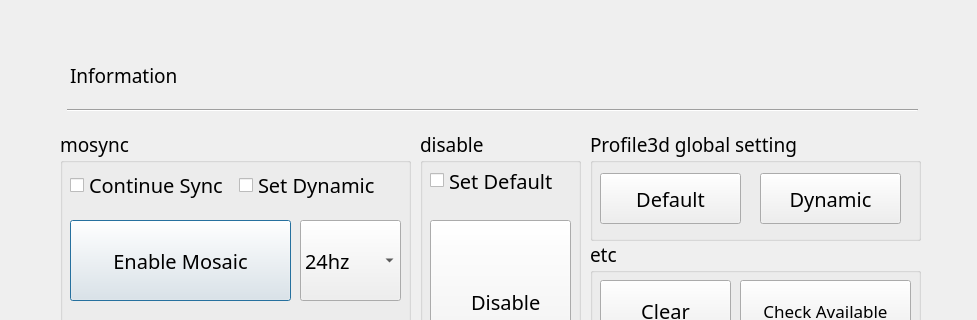
Qt form test.ui (thissak/QtMosaic) before a commit; both pictures show x 0 to 977 and y 0 to 320 of the 977 by 770 pixel window.
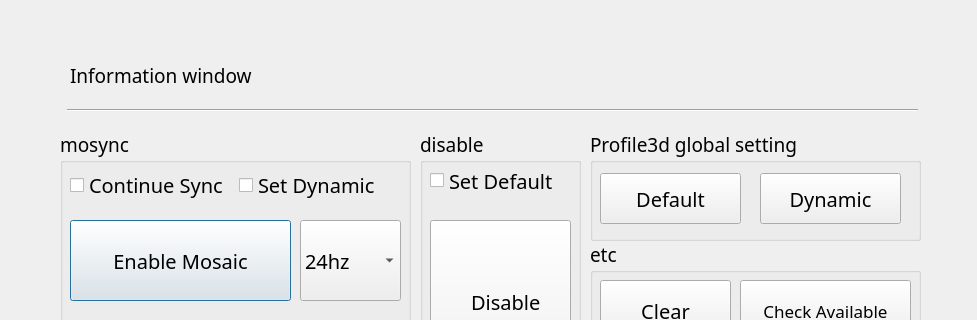
The same form after that commit. Icons and pictures are not drawn.

Patch:
```diff
--- a/test.ui
+++ b/test.ui
@@ -76,7 +76,7 @@
     <string>infomation을 표시합니다</string>
    </property>
    <property name="text">
-    <string>Information</string>
+    <string>Information window</string>
    </property>
    <property name="scaledContents">
     <bool>false</bool>
```
Left out of the diff: 6 changed lines with no effect on the pictures.
